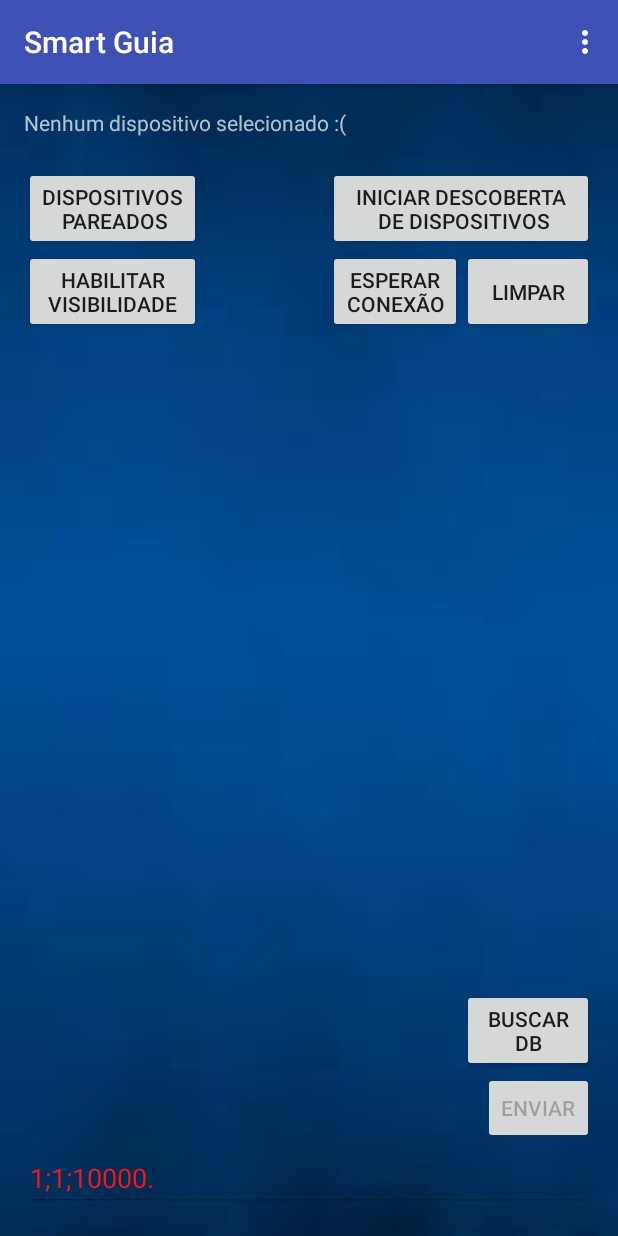
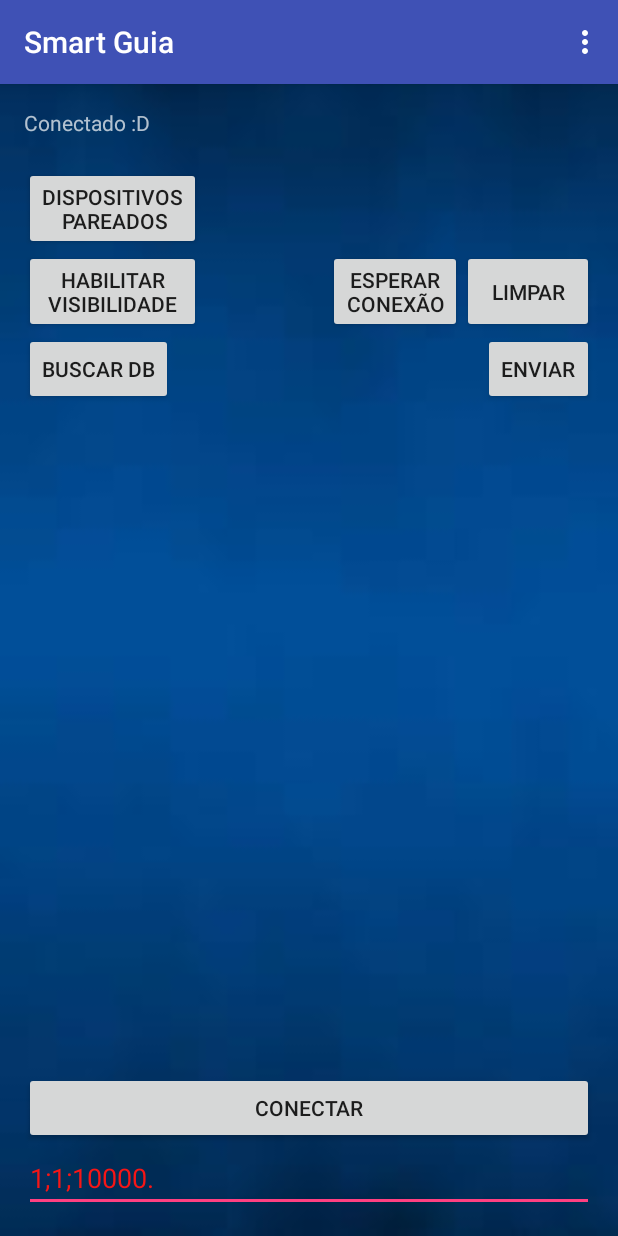
Before and after one commit to GonzagaDev/SmartGuia, an Android app: the screen it shows after launch (MainBluetoothActivity), in the options menu, after a tap on "Modo Teste", on a phone screen of 412 x 824 dp. Run offline under Robolectric (Android 15) with nearby library versions, the phone set to English and light mode, and no system bars.

Commit message:
Pareamento Automático

```diff
--- a/SmartGuia/app/src/main/java/auditsolution/com/br/smartguiabluetooth/MainBluetoothActivity.java
+++ b/SmartGuia/app/src/main/java/auditsolution/com/br/smartguiabluetooth/MainBluetoothActivity.java
@@ -47,7 +47,7 @@
     static TextView messageBox;
     static Button btSend;
     static Button bt_clear;
-    static Button bt_buscar;
+    static Button bt_buscar, bt_connect, bt_dispositivoPareados, bt_buscadispotivos;
     static Button bt_wait;
     static Button bt_ficarVisivel;
     static MenuItem menuUser;
@@ -73,9 +73,12 @@
         bt_clear = (Button) findViewById(R.id.bt_clear);
         messageBox = (TextView) findViewById(R.id.editText_MessageBox);
         bt_buscar = (Button) findViewById(R.id.bt_consultar);
+        bt_connect = (Button) findViewById(R.id.bt_connect);
         bt_wait = (Button) findViewById(R.id.button_WaitConnection);
         bt_ficarVisivel = (Button) findViewById(R.id.button_Visibility);
         bt_ficarVisivel = (Button) findViewById(R.id.button_Visibility);
+        bt_dispositivoPareados = (Button) findViewById(R.id.button_PairedDevices);
+        bt_buscadispotivos = (Button) findViewById(R.id.button_DiscoveredDevices);
         menuUser = (MenuItem) findViewById(R.id.action_user);
         menuTest = (MenuItem) findViewById(R.id.action_test);
 
@@ -108,10 +111,23 @@
             }
         }
         sintezar(msgInicio + msgAdapter);
+        invisibleBotoes();
 
-        invisibleBotoes();
+        ConnectaArduino();
+
+
     }
 
+    public void bt_connect(View View) {
+        ConnectaArduino();
+    }
+
+    public void ConnectaArduino() {
+
+        statusMessage.setText("Buscando conexão!");
+        connect = new ConnectionThread("20:16:04:18:29:29");
+        connect.start();
+    }
 
     /**
      * METODO QUE SINTETIZA A STRING
@@ -135,7 +151,7 @@
                         Log.e("TTS", "Este idioma não é Suportado");
                     } else {
                         //  speakOut();
-                        roboSintetizador.speak(texto, TextToSpeech.QUEUE_ADD, null);
+                        roboSintetizador.speak(texto, TextToSpeech.QUEUE_FLUSH, null);
                     }
                 } else {
                     Log.e("TTS", "A inicialização Falhou!");
@@ -163,6 +179,9 @@
         statusMessage.setVisibility(View.INVISIBLE);
         textSpace.setVisibility(View.VISIBLE);
         messageBox.setVisibility(View.INVISIBLE);
+        bt_buscadispotivos.setVisibility(View.INVISIBLE);
+        bt_dispositivoPareados.setVisibility(View.INVISIBLE);
+
 
     }
 
@@ -179,6 +198,7 @@
         statusMessage.setVisibility(View.VISIBLE);
         textSpace.setVisibility(View.VISIBLE);
         messageBox.setVisibility(View.VISIBLE);
+        bt_dispositivoPareados.setVisibility(View.VISIBLE);
     }
 
     @Override
@@ -234,7 +254,9 @@
 
                 statusMessage.setText("Você selecionou " + data.getStringExtra("btDevName"));
 
+
                 connect = new ConnectionThread(data.getStringExtra("btDevAddress"));
+
                 connect.start();
             } else {
                 statusMessage.setText("Nenhum dispositivo selecionado :(");
@@ -321,7 +343,7 @@
             Log.i(MSG_DB_0001, "Atenção! registro não localizado");
             dados = null;
         } else {
-            dados = "Você está conectado com o semáforo: " + retorno.getDevName() + " localizado na " + "\n" + retorno.getRua()
+            dados = "Conectado ao semáforo: " + retorno.getDevName() + " localizado na " + "\n" + retorno.getRua()
                     // + "\n" + retorno.getComplemento()
                     + "\n" + retorno.getCruzamento();
 
@@ -417,7 +439,7 @@
 
                         /** IDENTIFICA O ARDUINDO COM BASE NO ID RECEBIDO **/
                         // if (arrayDeDados[0].equals("1")) {
-                        String arduinomsg = "Dados Recebidos!";
+                        String arduinomsg = "";//"Dados Recebidos!";
                         textSpace.append(arduinomsg + "\n");
                         if (sintetize.buscarDb(arrayDeDados[0]) == null) {
                             arduinomsg = arduinomsg + " Semáforo não encontrado!";
--- a/SmartGuia/app/src/main/res/layout-v21/activity_main_bluetooth.xml
+++ b/SmartGuia/app/src/main/res/layout-v21/activity_main_bluetooth.xml
@@ -83,13 +83,12 @@
         style="?android:attr/buttonStyleSmall"
         android:layout_width="wrap_content"
         android:layout_height="wrap_content"
-        android:layout_above="@+id/editText_MessageBox"
-        android:layout_alignEnd="@+id/editText_MessageBox"
-        android:layout_alignRight="@+id/editText_MessageBox"
         android:onClick="sendMessage"
         android:text="Enviar"
         android:enabled="false"
-        android:layout_alignParentTop="false" />
+        android:layout_below="@+id/bt_clear"
+        android:layout_alignRight="@+id/textSpace"
+        android:layout_alignEnd="@+id/textSpace" />
 
 
     <ScrollView
@@ -102,6 +101,17 @@
         android:layout_alignParentLeft="true"
         android:layout_alignParentStart="true">
 
+        <Button
+            android:layout_width="wrap_content"
+            android:layout_height="wrap_content"
+            android:text="Buscar Db"
+            android:id="@+id/bt_consultar"
+            android:onClick="bt_Buscar"
+            android:layout_above="@+id/button_Send"
+            android:layout_alignRight="@+id/button_Send"
+            android:layout_alignEnd="@+id/button_Send"
+            android:layout_alignLeft="@+id/bt_clear"
+            android:layout_alignStart="@+id/bt_clear" />
     </ScrollView>
 
     <TextView
@@ -131,13 +141,14 @@
     <Button
         android:layout_width="wrap_content"
         android:layout_height="wrap_content"
-        android:text="Buscar Db"
-        android:id="@+id/bt_consultar"
-        android:onClick="bt_Buscar"
-        android:layout_above="@+id/button_Send"
-        android:layout_alignRight="@+id/button_Send"
-        android:layout_alignEnd="@+id/button_Send"
-        android:layout_alignLeft="@+id/bt_clear"
-        android:layout_alignStart="@+id/bt_clear" />
+        android:text="Conectar"
+        android:id="@+id/bt_connect"
+        android:onClick="bt_connect"
+        android:layout_alignWithParentIfMissing="false"
+        android:layout_above="@+id/editText_MessageBox"
+        android:layout_alignParentRight="true"
+        android:layout_alignParentEnd="true"
+        android:layout_alignParentLeft="true"
+        android:layout_alignParentStart="true" />
 
 </RelativeLayout>
```
